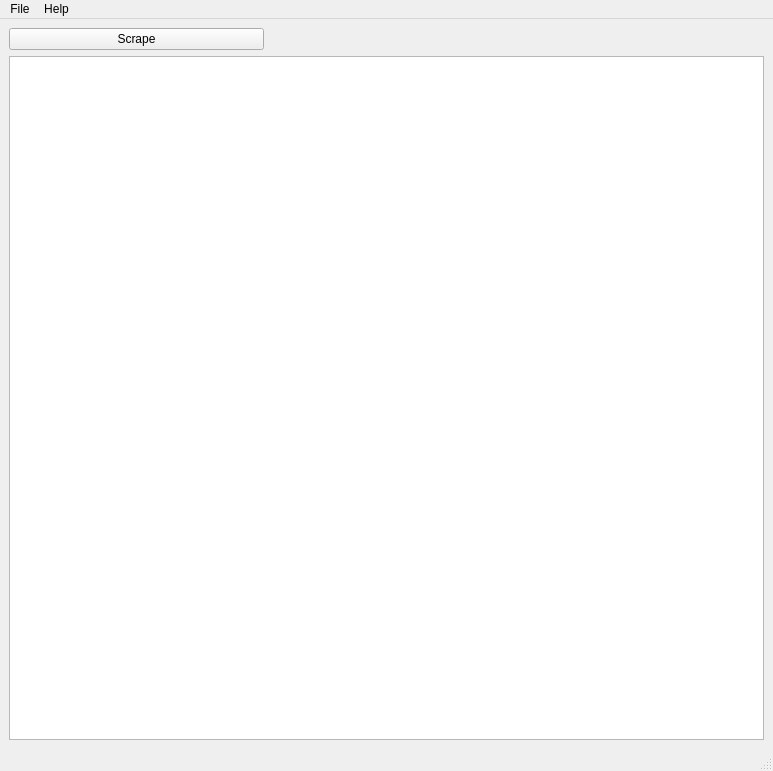
This is src/controller/ui/mainWindow.ui in John-Dilla/imdbScraper as Qt 5 draws it before an edit. The edited form follows.
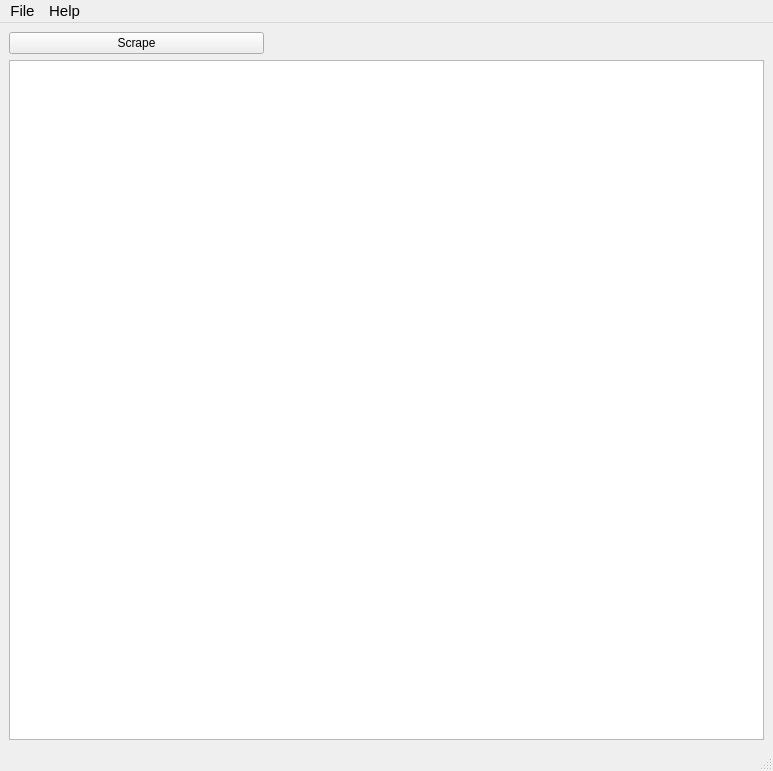
This is the edited form.

Diff of the .ui file:
```diff
--- a/src/controller/ui/mainWindow.ui
+++ b/src/controller/ui/mainWindow.ui
@@ -52,10 +52,20 @@
      <x>0</x>
      <y>0</y>
      <width>773</width>
-     <height>24</height>
+     <height>25</height>
     </rect>
    </property>
+   <property name="font">
+    <font>
+     <pointsize>11</pointsize>
+    </font>
+   </property>
    <widget class="QMenu" name="menuFile">
+    <property name="font">
+     <font>
+      <pointsize>12</pointsize>
+     </font>
+    </property>
     <property name="title">
      <string>File</string>
     </property>
```
Left out of the diff: 15 changed lines with no effect on the pictures.
